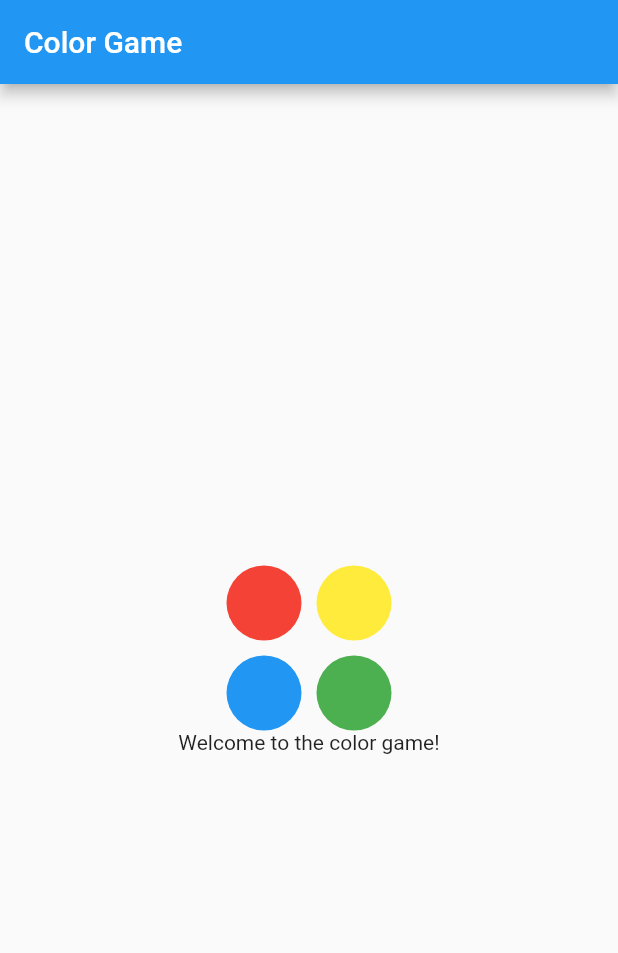
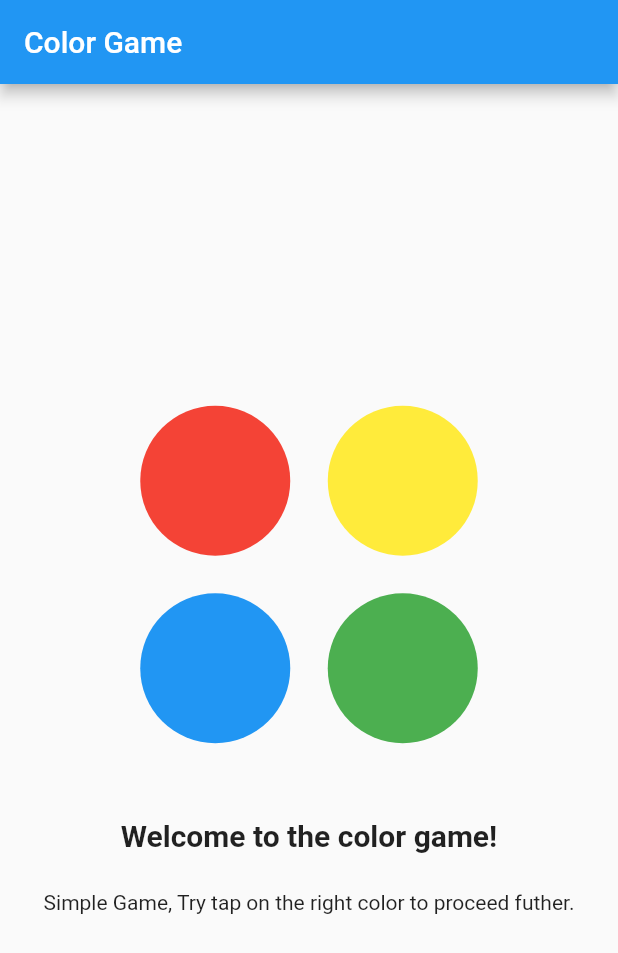
Before and after one commit to arun-kushwaha04/flutter_color_game, a Flutter app: the screen it shows after launch, on a phone screen of 412 x 824 dp. Shown: the top 953 px of the screen. Run offline on Flutter 3.47's test engine with Material 2 defaults, Android fonts, the phone set to English and light mode, and no system bars.

Commit message:
Code refactoring

```diff
--- a/lib/main.dart
+++ b/lib/main.dart
@@ -7,55 +7,91 @@ void main() {
 class MyApp extends StatelessWidget {
   const MyApp({super.key});
 
+  static const double _size = 100.0;
+  static const double _gap = 25;
+  static const bool _isPlaying = false;
+
   @override
   Widget build(BuildContext context) {
     return MaterialApp(
         title: 'Color Game',
         home: Scaffold(
             appBar: AppBar(title: const Text('Color Game')),
-            body: Column(
+            body: HomeScreen(
+              size: _size,
+              gap: _gap,
+            )));
+  }
+}
+
+class HomeScreen extends StatelessWidget {
+  final double size;
+  final double gap;
+
+  const HomeScreen({super.key, required this.size, required this.gap});
+
+  @override
+  Widget build(BuildContext context) {
+    return Column(
         crossAxisAlignment: CrossAxisAlignment.center,
         mainAxisAlignment: MainAxisAlignment.center,
         children: <Widget>[
           Row(
               mainAxisAlignment: MainAxisAlignment.center,
               crossAxisAlignment: CrossAxisAlignment.center,
-                      children:const <Widget>[
-                        CircleButton(size:50, color:Colors.red),
-                        VerticalDivider(width: 10,),
-                        CircleButton(size:50.0, color:Colors.yellow),
+              children: <Widget>[
+                CircleButton(size: size, color: Colors.red),
+                VerticalDivider(
+                  width: gap,
+                ),
+                CircleButton(size: size, color: Colors.yellow),
               ]),
           Container(
-                      height: 10,
+            height: gap,
           ),
           Row(
               mainAxisAlignment: MainAxisAlignment.center,
               crossAxisAlignment: CrossAxisAlignment.center,
-                      children:const <Widget>[
-                        CircleButton(size:50, color:Colors.blue),
-                        VerticalDivider(width: 10,),
-                        CircleButton(size:50.0, color:Colors.green),
+              children: <Widget>[
+                CircleButton(size: size, color: Colors.blue),
+                VerticalDivider(
+                  width: gap,
+                ),
+                CircleButton(size: size, color: Colors.green),
               ]),
-                  const Text("Welcome to the color game!",textAlign: TextAlign.center,),
-                ])));
+          Container(
+            height: 2 * gap,
+          ),
+          const Text(
+            "Welcome to the color game!",
+            textAlign: TextAlign.center,
+            style: TextStyle(fontWeight: FontWeight.bold, fontSize: 20),
+          ),
+          Container(
+            height: gap,
+          ),
+          const Text(
+            "Simple Game, Try tap on the right color to proceed futher.",
+            textAlign: TextAlign.center,
+          )
+        ]);
   }
 }
 
 class CircleButton extends StatelessWidget {
-  final double? size;
-  final Color? color;
+  final double size;
+  final Color color;
 
-  const CircleButton({super.key, this.size, this.color});
+  const CircleButton({super.key, required this.size, required this.color});
 
   @override
   Widget build(BuildContext context) {
     return InkResponse(
         onTap: () {},
-        radius: size! / 2,
+        radius: size / 2,
         child: Container(
-            width:size,
+            width: size,
             height: size,
-            decoration:
-                BoxDecoration(color: color, shape: BoxShape.circle)));
+            decoration: BoxDecoration(color: color, shape: BoxShape.circle)));
   }
 }
```
Lines whose indentation alone changed are shown as unchanged.
